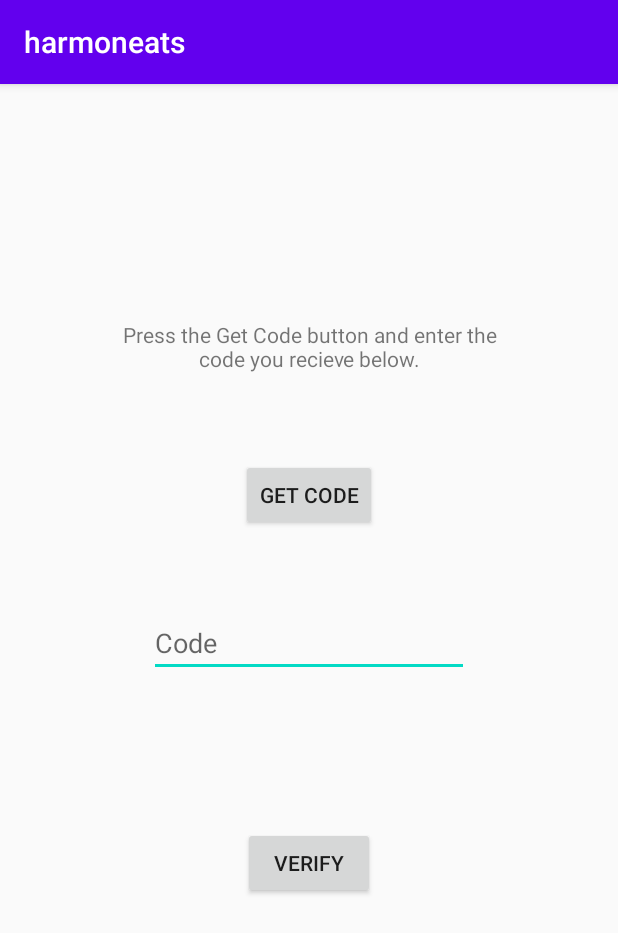
After one commit to KingOfAllNerds/HarmonEats, an Android app: the VerifyPhoneActivity screen opened directly, with no data from a screen before it, on a phone screen of 412 x 824 dp. The commit adds this screen. Shown: the top 933 px of the screen. Run offline under Robolectric (Android 15) with nearby library versions, the phone set to English and light mode, and no system bars; our stand-ins replace Firebase (no records; nobody signed in at launch, a user with empty details on screens opened directly).

Commit message:
Started and worked on phone verification, but I am not recieving a message to my personal phone while testing.  I have had hard-coded my phone number to the phoneNumber string, but I do not receive a message from Firebase.

```diff
--- a/harmoneats/app/src/main/java/com/techpointsos/harmoneats/Login.java
+++ b/harmoneats/app/src/main/java/com/techpointsos/harmoneats/Login.java
@@ -9,6 +9,7 @@ import android.text.TextUtils;
 import android.view.View;
 import android.widget.Button;
 import android.widget.EditText;
+import android.widget.Spinner;
 import android.widget.TextView;
 import android.widget.Toast;
 
@@ -23,6 +24,7 @@ public class Login extends AppCompatActivity {
     private Button loginButton;
     private TextView mRegisterButton;
     private FirebaseAuth mAuth;
+    private Spinner spinner;
 
     @Override
     protected void onCreate(Bundle savedInstanceState) {
@@ -48,7 +50,6 @@ public class Login extends AppCompatActivity {
             public void onClick(View v) {
                 String email = uemail.getText().toString().trim();
                 String pass = upass.getText().toString().trim();
-
 
                 if(TextUtils.isEmpty(email)){
                     uemail.setError("Email is required");
@@ -77,4 +78,6 @@ public class Login extends AppCompatActivity {
 
     }
 
+
+
 }
--- /dev/null
+++ b/harmoneats/app/src/main/java/com/techpointsos/harmoneats/VerifyPhoneActivity.java
@@ -0,0 +1,119 @@
+package com.techpointsos.harmoneats;
+
+import android.content.Intent;
+import android.os.Bundle;
+import android.view.View;
+import android.widget.Button;
+import android.widget.EditText;
+import android.widget.Toast;
+
+import androidx.annotation.NonNull;
+import androidx.appcompat.app.AppCompatActivity;
+
+import com.google.android.gms.tasks.OnCompleteListener;
+import com.google.android.gms.tasks.Task;
+import com.google.android.gms.tasks.TaskExecutors;
+import com.google.firebase.FirebaseException;
+import com.google.firebase.auth.AuthResult;
+import com.google.firebase.auth.FirebaseAuth;
+import com.google.firebase.auth.FirebaseAuthInvalidCredentialsException;
+import com.google.firebase.auth.PhoneAuthCredential;
+import com.google.firebase.auth.PhoneAuthProvider;
+
+import java.util.concurrent.TimeUnit;
+
+public class VerifyPhoneActivity extends AppCompatActivity {
+
+    private String phoneNumber;
+    private PhoneAuthProvider.OnVerificationStateChangedCallbacks mCallBack;
+    private String codeSent;
+    private Button verifyButton, getCodeButton;
+    private EditText phoneAuthPlainText;
+    private FirebaseAuth mAuth;
+
+    @Override
+    protected void onCreate( Bundle savedInstanceState) {
+        super.onCreate(savedInstanceState);
+        setContentView(R.layout.activity_phone_verification);
+
+        phoneAuthPlainText = findViewById(R.id.phoneAuthPlainText);
+        getCodeButton = findViewById(R.id.getCodeButton);
+        phoneNumber = "6363752544";
+        //phoneNumber = getIntent().getStringExtra("phone number");
+        mAuth = FirebaseAuth.getInstance();
+        verifyButton = findViewById(R.id.verifyButton);
+
+        setGetCodeClickListener(getCodeButton);
+        setVerifyClickListener(verifyButton);
+        mCallBack = new PhoneAuthProvider.OnVerificationStateChangedCallbacks() {
+            @Override
+            public void onVerificationCompleted(PhoneAuthCredential phoneAuthCredential) {
+
+            }
+
+            @Override
+            public void onVerificationFailed(FirebaseException e) {
+
+            }
+
+            @Override
+            public void onCodeSent(String s, PhoneAuthProvider.ForceResendingToken forceResendingToken) {
+                super.onCodeSent(s, forceResendingToken);
+
+                codeSent = s;
+            }
+        };
+    }
+
+    private void setVerifyClickListener(Button verifyButton) {
+        verifyButton.setOnClickListener(new View.OnClickListener() {
+            @Override
+            public void onClick(View v) {
+                verifySignInCode();
+            }
+        });
+    }
+
+    private void verifySignInCode(){
+        PhoneAuthCredential credential = PhoneAuthProvider.getCredential(codeSent, phoneAuthPlainText.getText().toString());
+    }
+
+    private void signInWithPhoneAuthCredential(PhoneAuthCredential credential){
+        mAuth.signInWithCredential(credential).addOnCompleteListener(
+                this, new OnCompleteListener<AuthResult>() {
+                    @Override
+                    public void onComplete(@NonNull Task<AuthResult> task) {
+                        if(task.isSuccessful()){
+                            Intent successIntent = new Intent(getApplicationContext(), MainActivity.class);
+                            startActivity(successIntent);
+                        }else{
+                            if(task.getException() instanceof FirebaseAuthInvalidCredentialsException){
+                                Toast.makeText(getApplicationContext(), "Incorrect Verification Code", Toast.LENGTH_LONG).show();
+                            }
+                        }
+                    }
+                }
+        );
+    }
+
+    private void setGetCodeClickListener(Button getCodeButton){
+        getCodeButton.setOnClickListener(new View.OnClickListener() {
+            @Override
+            public void onClick(View v) {
+                sendVerificationCode();
+            }
+        });
+    }
+
+    private void sendVerificationCode(){
+
+        PhoneAuthProvider.getInstance().verifyPhoneNumber(
+                phoneNumber,
+                60,
+                TimeUnit.SECONDS,
+                this,
+                mCallBack
+        );
+    }
+
+}
--- /dev/null
+++ b/harmoneats/app/src/main/res/layout/activity_phone_verification.xml
@@ -0,0 +1,56 @@
+<?xml version="1.0" encoding="utf-8"?>
+<androidx.constraintlayout.widget.ConstraintLayout
+    xmlns:android="http://schemas.android.com/apk/res/android"
+    xmlns:app="http://schemas.android.com/apk/res-auto"
+    xmlns:tools="http://schemas.android.com/tools"
+    android:layout_width="match_parent"
+    android:layout_height="match_parent">
+
+    <Button
+        android:id="@+id/verifyButton"
+        android:layout_width="wrap_content"
+        android:layout_height="wrap_content"
+        android:layout_marginTop="100dp"
+        android:text="Verify"
+        app:layout_constraintBottom_toBottomOf="parent"
+        app:layout_constraintEnd_toEndOf="parent"
+        app:layout_constraintStart_toStartOf="parent"
+        app:layout_constraintTop_toBottomOf="@+id/phoneAuthPlainText"
+        app:layout_constraintVertical_bias="0.0" />
+
+    <TextView
+        android:id="@+id/phoneVerifyTextView"
+        android:layout_width="259dp"
+        android:layout_height="41dp"
+        android:layout_marginTop="100dp"
+        android:gravity="center_horizontal"
+        android:text="Press the Get Code button and enter the code you recieve below."
+        app:layout_constraintBottom_toBottomOf="parent"
+        app:layout_constraintEnd_toEndOf="parent"
+        app:layout_constraintStart_toStartOf="parent"
+        app:layout_constraintTop_toTopOf="parent"
+        app:layout_constraintVertical_bias="0.091" />
+
+    <EditText
+        android:id="@+id/phoneAuthPlainText"
+        android:layout_width="wrap_content"
+        android:layout_height="wrap_content"
+        android:layout_marginTop="350dp"
+        android:ems="10"
+        android:hint="Code"
+        android:inputType="textPersonName"
+        app:layout_constraintEnd_toEndOf="parent"
+        app:layout_constraintStart_toStartOf="parent"
+        app:layout_constraintTop_toTopOf="parent" />
+
+    <Button
+        android:id="@+id/getCodeButton"
+        android:layout_width="wrap_content"
+        android:layout_height="wrap_content"
+        android:layout_marginTop="250dp"
+        android:text="Get Code"
+        app:layout_constraintEnd_toEndOf="parent"
+        app:layout_constraintStart_toStartOf="parent"
+        app:layout_constraintTop_toTopOf="parent" />
+
+</androidx.constraintlayout.widget.ConstraintLayout>
--- a/harmoneats/app/src/main/res/layout/activity_register.xml
+++ b/harmoneats/app/src/main/res/layout/activity_register.xml
@@ -173,4 +173,5 @@
         app:layout_constraintStart_toStartOf="parent"
         app:layout_constraintTop_toTopOf="parent"
         app:layout_constraintVertical_bias="0.65999997" />
+
 </androidx.constraintlayout.widget.ConstraintLayout>
```
Also changed, not shown: harmoneats/app/src/main/AndroidManifest.xml (+7 -0 lines), harmoneats/app/src/main/java/com/techpointsos/harmoneats/Register.java (+6 -1 lines), harmoneats/app/src/main/res/layout/activity_selected_genre_page.xml (added, +36 -0 lines).
